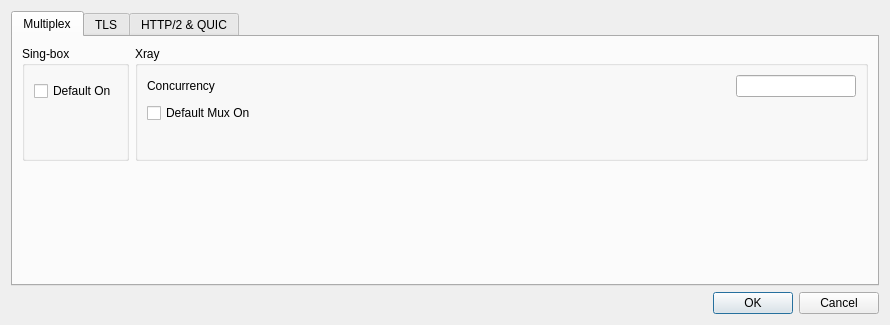
This is include/ui/setting/dialog_preset_settings.ui in BadKey007/Throne as Qt 5 draws it before an edit. The edited form follows.
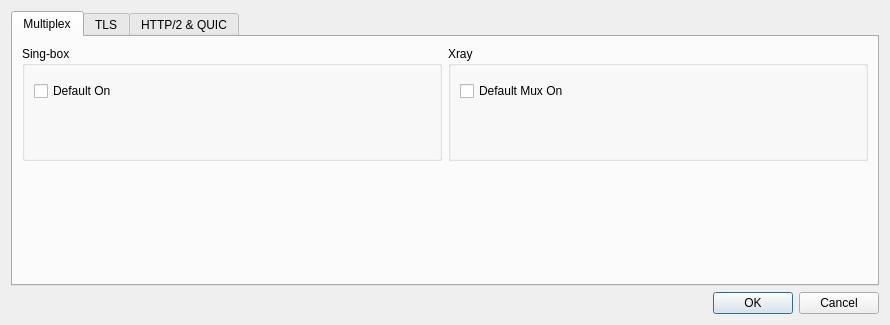
This is the edited form. Custom widgets are drawn as their Qt base class.

Commit message: Extend Xray mux settings

Patch:
```diff
--- a/include/ui/setting/dialog_preset_settings.ui
+++ b/include/ui/setting/dialog_preset_settings.ui
@@ -66,32 +66,18 @@
            <property name="title">
             <string notr="true">Xray</string>
            </property>
-           <layout class="QGridLayout" name="gridLayout_mux_xray">
-            <item row="0" column="0">
-             <widget class="QLabel" name="xray_mux_concurrency_l">
-              <property name="text">
-               <string>Concurrency</string>
-              </property>
-             </widget>
+           <layout class="QVBoxLayout" name="verticalLayout_mux_xray">
+            <item>
+             <widget class="XrayMuxSettingsWidget" name="mux_xray" native="true"/>
             </item>
-            <item row="0" column="1">
-             <widget class="QLineEdit" name="xray_mux_concurrency">
-              <property name="maximumSize">
-               <size>
-                <width>120</width>
-                <height>16777215</height>
-               </size>
-              </property>
-             </widget>
-            </item>
-            <item row="1" column="0" colspan="2">
+            <item>
              <widget class="QCheckBox" name="xray_default_mux">
               <property name="text">
                <string>Default Mux On</string>
               </property>
              </widget>
             </item>
-            <item row="2" column="0">
+            <item>
              <spacer name="verticalSpacer_mux_xray">
               <property name="orientation">
                <enum>Qt::Orientation::Vertical</enum>
@@ -521,6 +507,11 @@
    <extends>QWidget</extends>
    <header>include/ui/widget/MuxSettingsWidget.h</header>
   </customwidget>
+  <customwidget>
+   <class>XrayMuxSettingsWidget</class>
+   <extends>QWidget</extends>
+   <header>include/ui/widget/MuxSettingsWidget.h</header>
+  </customwidget>
  </customwidgets>
  <resources/>
  <connections>
```
The commit also changes 14 other files.
